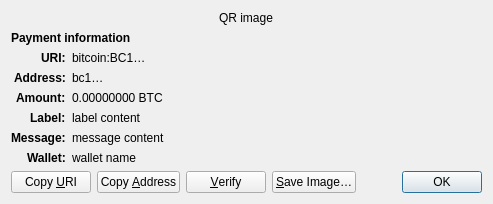
The window that src/qt/forms/receiverequestdialog.ui (bitcoin-core/gui) describes before a commit, drawn with Qt 5.
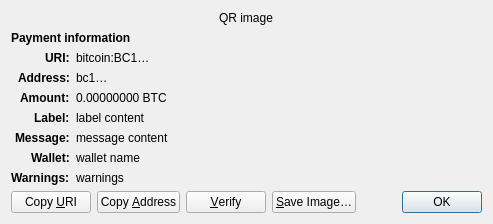
The same window after the commit. Custom widgets are drawn as their Qt base class.

Commit message:
qt: add warnings to receive request table and dialog
Tool tip and dialog field can be expanded in the future.
For now the first warning we show is if the address was
derived from a non-active seed or descriptor.
See https://github.com/bitcoin/bitcoin/issues/3314

What changed in the file:
```diff
--- a/src/qt/forms/receiverequestdialog.ui
+++ b/src/qt/forms/receiverequestdialog.ui
@@ -232,7 +232,39 @@
      </property>
     </widget>
    </item>
-   <item row="8" column="0" colspan="2">
+   <item row="8" column="0" alignment="Qt::AlignRight|Qt::AlignTop">
+    <widget class="QLabel" name="warnings_tag">
+     <property name="font">
+      <font>
+       <weight>75</weight>
+       <bold>true</bold>
+      </font>
+     </property>
+     <property name="text">
+      <string>Warnings:</string>
+     </property>
+     <property name="textInteractionFlags">
+      <set>Qt::NoTextInteraction</set>
+     </property>
+    </widget>
+   </item>
+   <item row="8" column="1" alignment="Qt::AlignTop">
+    <widget class="QLabel" name="warnings_content">
+     <property name="text">
+      <string notr="true">warnings</string>
+     </property>
+     <property name="textFormat">
+      <enum>Qt::PlainText</enum>
+     </property>
+     <property name="wordWrap">
+      <bool>true</bool>
+     </property>
+     <property name="textInteractionFlags">
+      <set>Qt::TextSelectableByMouse</set>
+     </property>
+    </widget>
+   </item>
+   <item row="9" column="0" colspan="2">
     <layout class="QHBoxLayout" name="horizontalLayout">
      <item>
       <widget class="QPushButton" name="btnCopyURI">
```
The commit also changes 12 other files.
